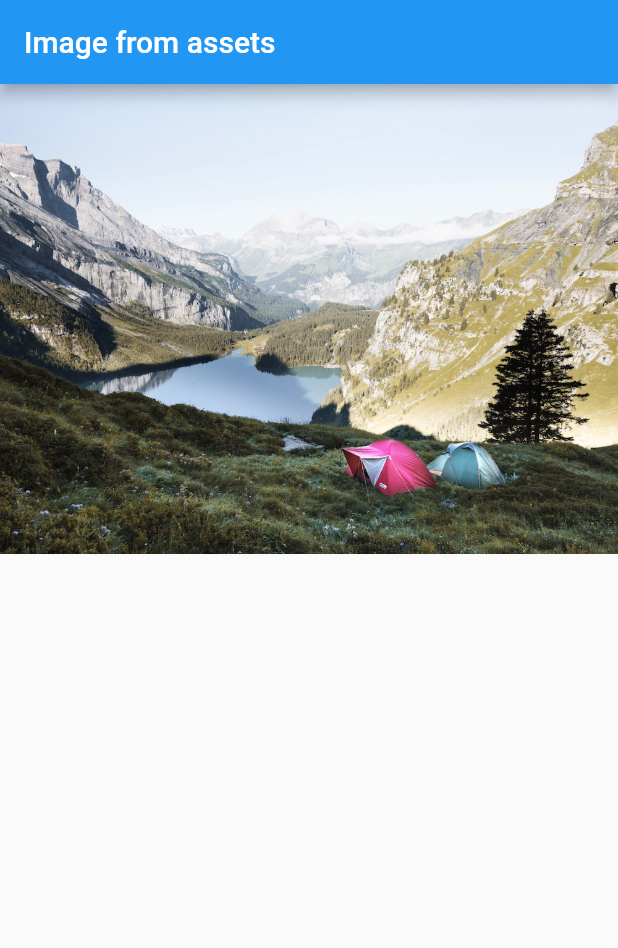
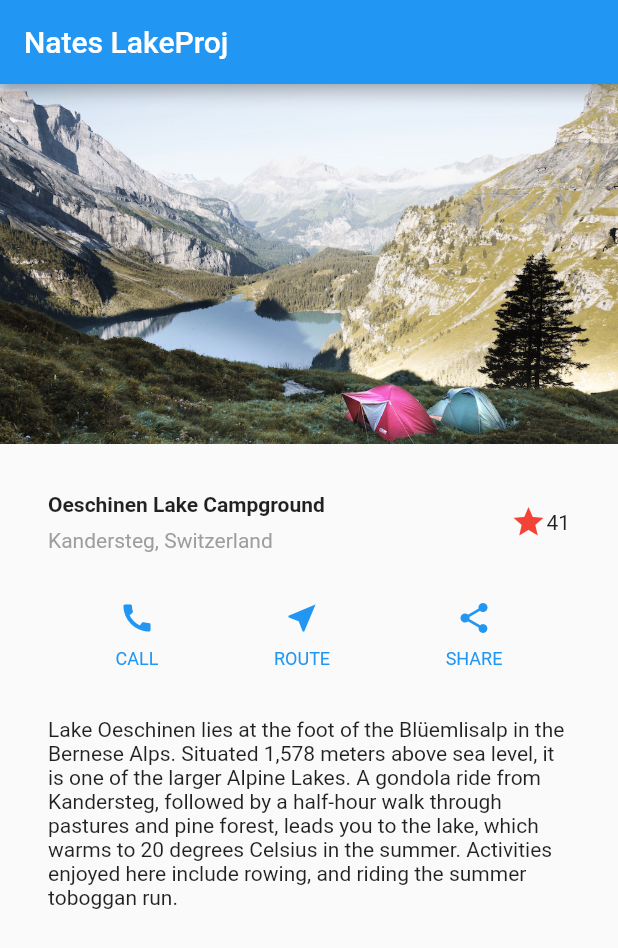
Before and after one commit to nswanny/lake_nateswanson, a Flutter app: the screen it shows after launch, on a phone screen of 412 x 824 dp. Shown: the top 948 px of the screen. Run offline on Flutter 3.47's test engine with Material 2 defaults, Android fonts, the phone set to English and light mode, and no system bars.

Commit message:
Main.Dart Changed to have full app and not just the image file.

```diff
--- a/lib/main.dart
+++ b/lib/main.dart
@@ -1,15 +1,120 @@
 import 'package:flutter/material.dart';
-void main() => runApp(MyApp());
+// Uncomment lines 7 and 10 to view the visual layout at runtime.
+// import 'package:flutter/rendering.dart' show debugPaintSizeEnabled;
+
+void main() {
+  // debugPaintSizeEnabled = true;
+  runApp(MyApp());
+}
+
 class MyApp extends StatelessWidget {
   @override
   Widget build(BuildContext context) {
+    Widget titleSection = Container(
+      padding: const EdgeInsets.all(32),
+      child: Row(
+        children: [
+          Expanded(
+            /*1*/
+            child: Column(
+              crossAxisAlignment: CrossAxisAlignment.start,
+              children: [
+                /*2*/
+                Container(
+                  padding: const EdgeInsets.only(bottom: 8),
+                  child: Text(
+                    'Oeschinen Lake Campground',
+                    style: TextStyle(
+                      fontWeight: FontWeight.bold,
+                    ),
+                  ),
+                ),
+                Text(
+                  'Kandersteg, Switzerland',
+                  style: TextStyle(
+                    color: Colors.grey[500],
+                  ),
+                ),
+              ],
+            ),
+          ),
+          /*3*/
+          Icon(
+            Icons.star,
+            color: Colors.red[500],
+          ),
+          Text('41'),
+        ],
+      ),
+    );
+
+    Color color = Theme.of(context).primaryColor;
+
+    Widget buttonSection = Container(
+      child: Row(
+        mainAxisAlignment: MainAxisAlignment.spaceEvenly,
+        children: [
+          _buildButtonColumn(color, Icons.call, 'CALL'),
+          _buildButtonColumn(color, Icons.near_me, 'ROUTE'),
+          _buildButtonColumn(color, Icons.share, 'SHARE'),
+        ],
+      ),
+    );
+
+    Widget textSection = Container(
+      padding: const EdgeInsets.all(32),
+      child: Text(
+        'Lake Oeschinen lies at the foot of the Blüemlisalp in the Bernese '
+            'Alps. Situated 1,578 meters above sea level, it is one of the '
+            'larger Alpine Lakes. A gondola ride from Kandersteg, followed by a '
+            'half-hour walk through pastures and pine forest, leads you to the '
+            'lake, which warms to 20 degrees Celsius in the summer. Activities '
+            'enjoyed here include rowing, and riding the summer toboggan run.',
+        softWrap: true,
+      ),
+    );
+
     return MaterialApp(
+      title: 'Flutter layout demo',
       home: Scaffold(
         appBar: AppBar(
-          title: Text("Image from assets"),
+          title: Text('Nates LakeProj'),
         ),
-        body: Image.asset('assets/images/lake.jpg'), //   <-- image
+        body: ListView(
+          children: [
+            Image.asset(
+              'assets/images/lake.jpg',
+              width: 600,
+              height: 240,
+              fit: BoxFit.cover,
+            ),
+            titleSection,
+            buttonSection,
+            textSection,
+          ],
+        ),
       ),
     );
   }
+
+  Column _buildButtonColumn(Color color, IconData icon, String label) {
+    return Column(
+      mainAxisSize: MainAxisSize.min,
+      mainAxisAlignment: MainAxisAlignment.center,
+      children: [
+        Icon(icon, color: color),
+        Container(
+          margin: const EdgeInsets.only(top: 8),
+          child: Text(
+            label,
+            style: TextStyle(
+              fontSize: 12,
+              fontWeight: FontWeight.w400,
+              color: color,
+            ),
+          ),
+        ),
+      ],
+    );
+  }
 }
```
